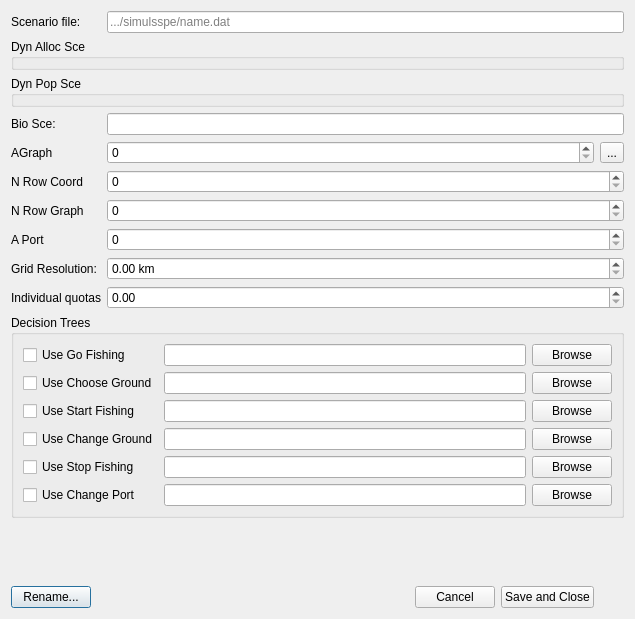
This is qtgui/scenariodialog.ui in frabas/DISPLACE_GUI as Qt 5 draws it before an edit. The edited form follows.
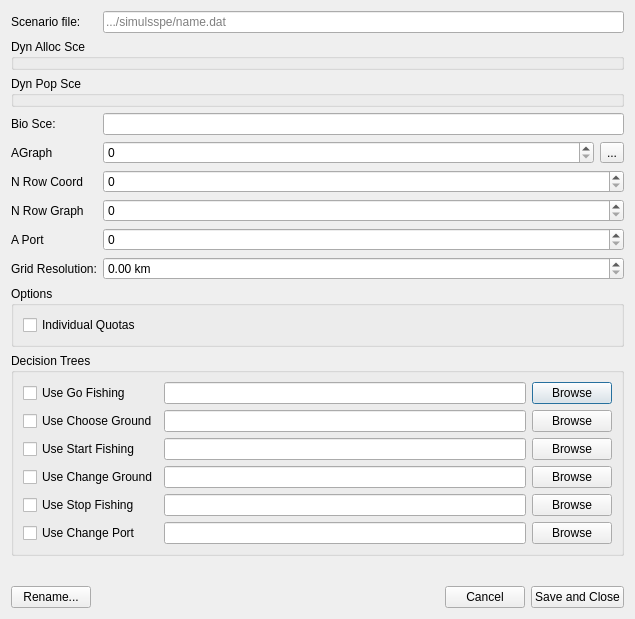
This is the edited form.

Commit message: Individual quotas field changed to bool, and control changed to checkbox

```diff
--- a/qtgui/scenariodialog.ui
+++ b/qtgui/scenariodialog.ui
@@ -51,20 +51,6 @@
      </property>
     </widget>
    </item>
-   <item row="0" column="0">
-    <widget class="QLabel" name="label">
-     <property name="text">
-      <string>Scenario file:</string>
-     </property>
-    </widget>
-   </item>
-   <item row="5" column="0">
-    <widget class="QLabel" name="label_8">
-     <property name="text">
-      <string>N Row Coord</string>
-     </property>
-    </widget>
-   </item>
    <item row="6" column="0">
     <widget class="QLabel" name="label_5">
      <property name="text">
@@ -72,6 +58,20 @@
      </property>
     </widget>
    </item>
+   <item row="5" column="0">
+    <widget class="QLabel" name="label_8">
+     <property name="text">
+      <string>N Row Coord</string>
+     </property>
+    </widget>
+   </item>
+   <item row="0" column="0">
+    <widget class="QLabel" name="label">
+     <property name="text">
+      <string>Scenario file:</string>
+     </property>
+    </widget>
+   </item>
    <item row="3" column="0">
     <widget class="QLabel" name="label_3">
      <property name="text">
@@ -79,51 +79,13 @@
      </property>
     </widget>
    </item>
-   <item row="9" column="0">
-    <widget class="QLabel" name="label_2">
+   <item row="8" column="0">
+    <widget class="QLabel" name="label_7">
      <property name="text">
-      <string>Individual quotas</string>
+      <string>Grid Resolution:</string>
      </property>
     </widget>
    </item>
-   <item row="13" column="0" colspan="2">
-    <layout class="QHBoxLayout" name="horizontalLayout">
-     <item>
-      <widget class="QPushButton" name="rename">
-       <property name="text">
-        <string>Rename...</string>
-       </property>
-      </widget>
-     </item>
-     <item>
-      <spacer name="horizontalSpacer">
-       <property name="orientation">
-        <enum>Qt::Horizontal</enum>
-       </property>
-       <property name="sizeHint" stdset="0">
-        <size>
-         <width>40</width>
-         <height>20</height>
-        </size>
-       </property>
-      </spacer>
-     </item>
-     <item>
-      <widget class="QPushButton" name="cancel">
-       <property name="text">
-        <string>Cancel</string>
-       </property>
-      </widget>
-     </item>
-     <item>
-      <widget class="QPushButton" name="apply">
-       <property name="text">
-        <string>Save and Close</string>
-       </property>
-      </widget>
-     </item>
-    </layout>
-   </item>
    <item row="1" column="0" colspan="3">
     <widget class="QGroupBox" name="group_dyn_alloc_sce">
      <property name="title">
@@ -131,6 +93,13 @@
      </property>
     </widget>
    </item>
+   <item row="4" column="2">
+    <widget class="QToolButton" name="graphBrowse">
+     <property name="text">
+      <string>...</string>
+     </property>
+    </widget>
+   </item>
    <item row="10" column="0" colspan="3">
     <widget class="QGroupBox" name="groupBox">
      <property name="title">
@@ -242,27 +211,6 @@
      </layout>
     </widget>
    </item>
-   <item row="8" column="0">
-    <widget class="QLabel" name="label_7">
-     <property name="text">
-      <string>Grid Resolution:</string>
-     </property>
-    </widget>
-   </item>
-   <item row="4" column="2">
-    <widget class="QToolButton" name="graphBrowse">
-     <property name="text">
-      <string>...</string>
-     </property>
-    </widget>
-   </item>
-   <item row="5" column="1" colspan="2">
-    <widget class="QSpinBox" name="nrowcoord">
-     <property name="maximum">
-      <number>1000000</number>
-     </property>
-    </widget>
-   </item>
    <item row="4" column="0">
     <widget class="QLabel" name="label_4">
      <property name="text">
@@ -270,6 +218,13 @@
      </property>
     </widget>
    </item>
+   <item row="5" column="1" colspan="2">
+    <widget class="QSpinBox" name="nrowcoord">
+     <property name="maximum">
+      <number>1000000</number>
+     </property>
+    </widget>
+   </item>
    <item row="0" column="1" colspan="2">
     <widget class="QLineEdit" name="scenarioPath">
      <property name="placeholderText">
@@ -304,8 +259,59 @@
      </property>
     </spacer>
    </item>
-   <item row="9" column="1" colspan="2">
-    <widget class="QDoubleSpinBox" name="isvesselquotas"/>
+   <item row="13" column="0" colspan="3">
+    <layout class="QHBoxLayout" name="horizontalLayout">
+     <item>
+      <widget class="QPushButton" name="rename">
+       <property name="text">
+        <string>Rename...</string>
+       </property>
+      </widget>
+     </item>
+     <item>
+      <spacer name="horizontalSpacer">
+       <property name="orientation">
+        <enum>Qt::Horizontal</enum>
+       </property>
+       <property name="sizeHint" stdset="0">
+        <size>
+         <width>40</width>
+         <height>20</height>
+        </size>
+       </property>
+      </spacer>
+     </item>
+     <item>
+      <widget class="QPushButton" name="cancel">
+       <property name="text">
+        <string>Cancel</string>
+       </property>
+      </widget>
+     </item>
+     <item>
+      <widget class="QPushButton" name="apply">
+       <property name="text">
+        <string>Save and Close</string>
+       </property>
+      </widget>
+     </item>
+    </layout>
+   </item>
+   <item row="9" column="0" colspan="3">
+    <widget class="QGroupBox" name="groupBox_2">
+     <property name="title">
+      <string>Options</string>
+     </property>
+     <layout class="QGridLayout" name="gridLayout_3">
+      <item row="0" column="0">
+       <widget class="QCheckBox" name="individualQuotas">
+        <property name="text">
+         <string>Individual Quotas</string>
+        </property>
+       </widget>
+      </item>
+     </layout>
+    </widget>
    </item>
   </layout>
  </widget>
```
The commit also changes 7 other files.
